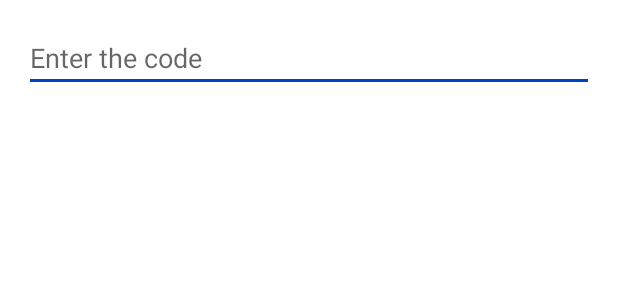
After one commit to ameliastefania/Hackaton-Android-app, an Android app: the layout dialog_manual_input.xml on its own in the app's theme, with its tools: preview values and no code run, on a phone screen of 412 x 824 dp. The commit adds this screen. Shown: the top 300 px of the screen. Run offline under Robolectric (Android 15) with nearby library versions, the phone set to English and light mode, and no system bars.

Commit message:
Feature: Manual input button

```diff
--- a/app/build.gradle
+++ b/app/build.gradle
@@ -25,6 +25,7 @@ android {
         sourceCompatibility JavaVersion.VERSION_1_8
         targetCompatibility JavaVersion.VERSION_1_8
     }
+    namespace 'com.cambotutorial.sovary.qrscanner'
 }
 
 dependencies {
--- a/app/src/main/AndroidManifest.xml
+++ b/app/src/main/AndroidManifest.xml
@@ -1,6 +1,5 @@
 <?xml version="1.0" encoding="utf-8"?>
-<manifest xmlns:android="http://schemas.android.com/apk/res/android"
-    package="com.cambotutorial.sovary.qrscanner">
+<manifest xmlns:android="http://schemas.android.com/apk/res/android">
     <uses-permission
         android:name="android.permission.CAMERA" />
     <uses-permission
--- /dev/null
+++ b/app/src/main/res/layout/dialog_manual_input.xml
@@ -0,0 +1,15 @@
+<?xml version="1.0" encoding="utf-8"?>
+<LinearLayout xmlns:android="http://schemas.android.com/apk/res/android"
+    android:layout_width="match_parent"
+    android:layout_height="wrap_content"
+    android:orientation="vertical"
+    android:padding="16dp">
+
+    <EditText
+        android:id="@+id/editTextManualInput"
+        android:layout_width="match_parent"
+        android:layout_height="wrap_content"
+        android:hint="Enter the code"
+        android:inputType="text" />
+
+</LinearLayout>
--- a/build.gradle
+++ b/build.gradle
@@ -5,7 +5,7 @@ buildscript {
         mavenCentral()
     }
     dependencies {
-        classpath 'com.android.tools.build:gradle:7.4.2'
+        classpath 'com.android.tools.build:gradle:8.1.0'
 
         // NOTE: Do not place your application dependencies here; they belong
         // in the individual module build.gradle files
--- a/gradle.properties
+++ b/gradle.properties
@@ -15,3 +15,6 @@ org.gradle.jvmargs=-Xmx2048m -Dfile.encoding=UTF-8
 # Android operating system, and which are packaged with your app"s APK
 # https://developer.android.com/topic/libraries/support-library/androidx-rn
 android.useAndroidX=true
+android.defaults.buildfeatures.buildconfig=true
+android.nonTransitiveRClass=false
+android.nonFinalResIds=false
```
Also changed, not shown: app/src/main/java/com/cambotutorial/sovary/qrscanner/MainActivity.java (+49 -45 lines), app/src/main/res/layout/activity_main.xml (+8 -0 lines), gradle/wrapper/gradle-wrapper.properties.
